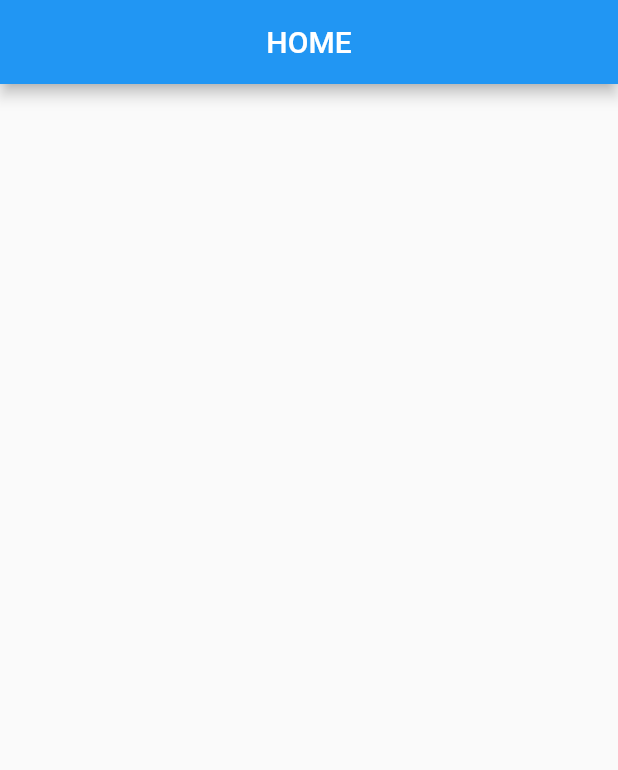
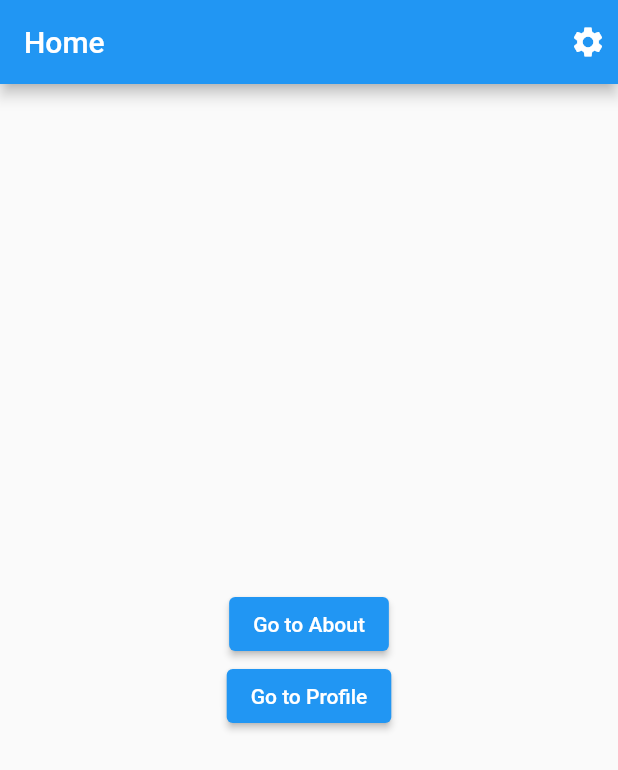
Before and after one commit to Ngozi-Loveth/screen, a Flutter app: the screen it shows after launch, on a phone screen of 412 x 824 dp. Shown: the top 770 px of the screen. Run offline on Flutter 3.47's test engine with Material 2 defaults, Android fonts, the phone set to English and light mode, and no system bars.

Commit message:
second commit

```diff
--- a/lib/screens/about_screen.dart
+++ b/lib/screens/about_screen.dart
@@ -11,9 +11,7 @@ class _AboutScreenState extends State<AboutScreen> {
   @override
   Widget build(BuildContext context) {
     return Scaffold(
-      appBar: AppBar(title:  const Text("ABOUTSCREEN"),
-      centerTitle: true,
-      ),
-      );
+      appBar: AppBar(title: const Text("About")),
+    );
   }
 }
--- a/lib/screens/home_screen.dart
+++ b/lib/screens/home_screen.dart
@@ -1,4 +1,12 @@
+
+
+import 'package:bwell/screens/profilescreen.dart';
+import 'package:bwell/screens/settingscreen.dart';
 import 'package:flutter/material.dart';
+
+import '../helper/navigate.dart';
+import 'about_screen.dart';
+
 
 class HomeScreen extends StatefulWidget {
   const HomeScreen({super.key});
@@ -12,11 +20,38 @@ class _HomeScreenState extends State<HomeScreen> {
   Widget build(BuildContext context) {
     return Scaffold(
       appBar: AppBar(
-      title: const Text("HOME"),
-      centerTitle: true
+        title: const Text("Home"),
+        actions: [
+          GestureDetector(
+            onTap: () {
+              goTo(context, const SettingScreen());
+            },
+            child: const Padding(
+              padding: EdgeInsets.all(8.0),
+              child: Icon(Icons.settings),
+            ),
+          )
+        ],
       ),
-
+      body: Center(
+        child: Column(
+          mainAxisAlignment: MainAxisAlignment.center,
+          children: [
+            ElevatedButton(
+              onPressed: () {
+                goTo(context, const AboutScreen());
+              },
+              child: const Text("Go to About"),
+            ),
+            ElevatedButton(
+              onPressed: () {
+                goTo(context, const ProfileScreen());
+              },
+              child: const Text("Go to Profile"),
+            ),
+          ],
+        ),
+      ),
     );
-
   }
 }
--- a/lib/screens/settingscreen.dart
+++ b/lib/screens/settingscreen.dart
@@ -10,6 +10,8 @@ class SettingScreen extends StatefulWidget {
 class _SettingScreenState extends State<SettingScreen> {
   @override
   Widget build(BuildContext context) {
-    return const Scaffold();
+    return Scaffold(
+      appBar: AppBar(title: const Text("Settings")),
+    );
   }
 }
```
Also changed, not shown: lib/helper/navigate.dart (+7 -0 lines), lib/screens/profilescreen.dart (+11 -3 lines).
